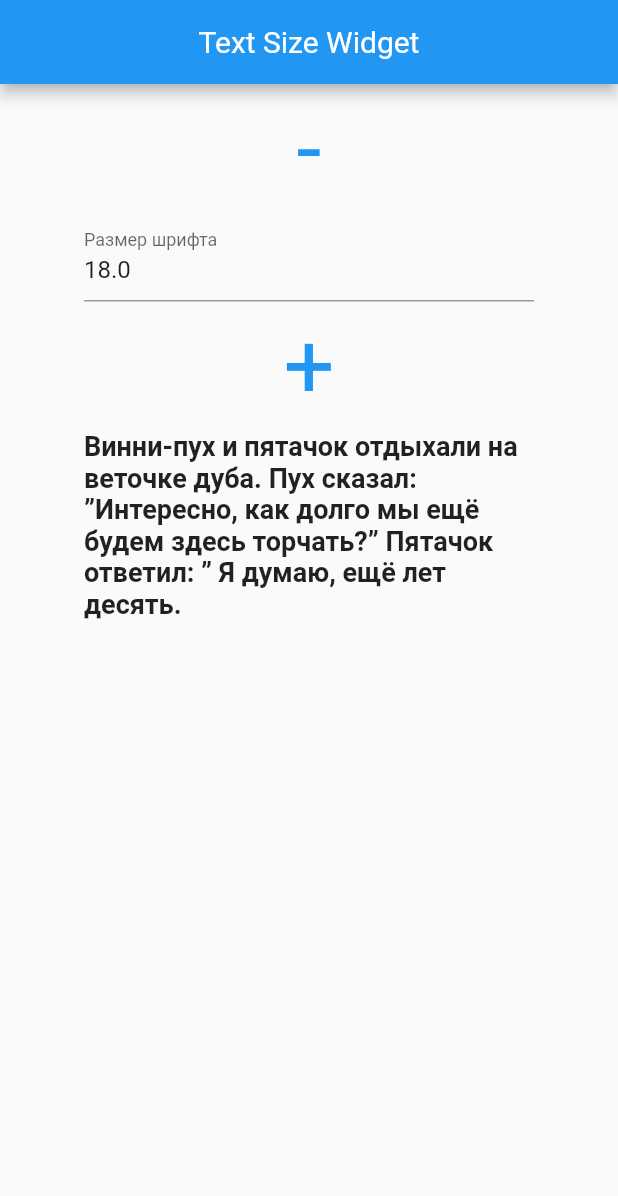
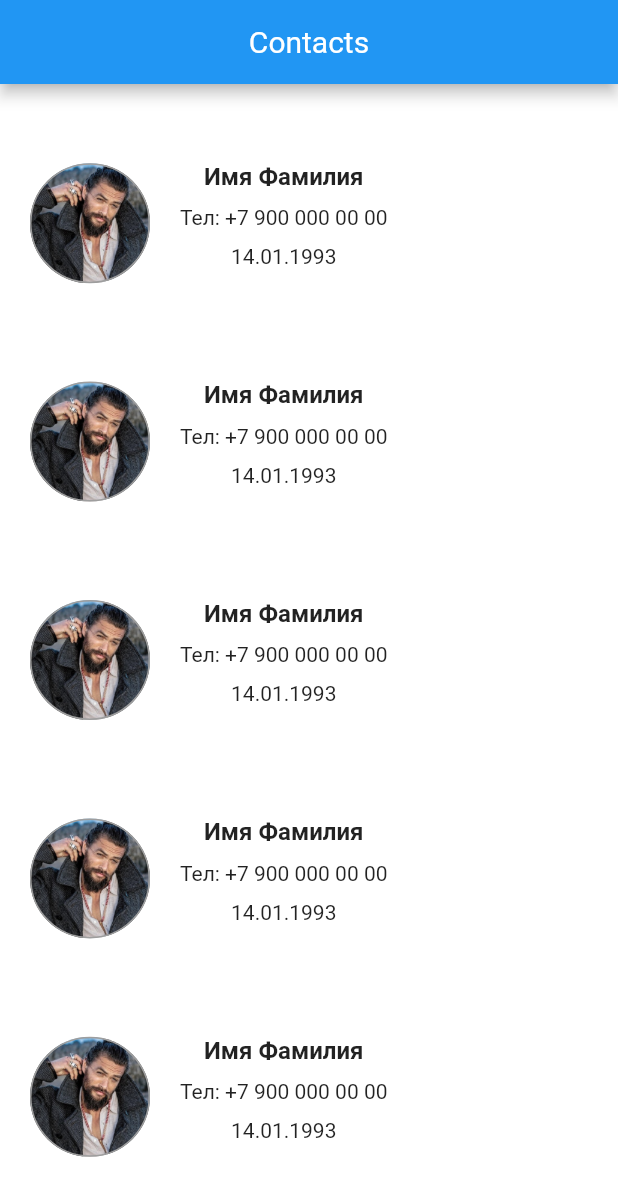
Before and after one commit to jestyal/Dart-Flutter, a Flutter app: the screen it shows after launch, on a phone screen of 412 x 824 dp. Shown: the top 1196 px of the screen. Run offline on Flutter 3.47's test engine with Material 2 defaults, Android fonts, the phone set to English and light mode, and no system bars.

Commit message:
Added lesson 4 (dart)

```diff
--- a/lib/main.dart
+++ b/lib/main.dart
@@ -1,9 +1,11 @@
 import 'package:flutter/cupertino.dart';
 import 'package:flutter/material.dart';
 
+
 import 'package:flutter_app/screens/week2.dart';
 import 'package:flutter_app/screens/week3.dart';
-import 'package:flutter_app/screens/week4_flutter.dart';
+// import 'package:flutter_app/screens/week4_flutter.dart';
+import 'package:flutter_app/screens/week4_dart.dart';
 
 // void main() {
 //   runApp(const MyApp());
@@ -23,7 +25,8 @@ class MyApp extends StatelessWidget {
       ),
       // home: const CongratulationWiget(), //week_2
       // home: const BalloonsWidget(), //week_3
-      home: const TextSizeWidget(), //week_4_flutter
+      // home: const TextSizeWidget(), //week_4_flutter
+      home: const ContactsPage(), //week_4_dart
     );
   }
 }
--- /dev/null
+++ b/lib/screens/week4_dart.dart
@@ -0,0 +1,89 @@
+import 'package:flutter/cupertino.dart';
+import 'package:flutter/material.dart';
+
+class ContactsPage extends StatelessWidget {
+  const ContactsPage({Key? key}) : super(key: key);
+
+  @override
+  Widget build(BuildContext context) {
+    return MaterialApp(
+      home: Scaffold(
+          appBar: AppBar(
+            title: const Text("Contacts"),
+            centerTitle: true,
+          ),
+          body: Container(
+            height: double.infinity,
+            width: double.infinity,
+            color: Colors.white,
+            // alignment: Alignment.center,
+            padding: const EdgeInsets.all(20),
+            child: Row(
+              mainAxisSize: MainAxisSize.max,
+              mainAxisAlignment: MainAxisAlignment.spaceBetween,
+              children: [
+                Column(
+                  mainAxisAlignment: MainAxisAlignment.spaceAround,
+                  children: [
+                    for (int i = 0; i < 5; i++) const ContactItem(),
+                  ],
+                ),
+              ],
+            ),
+          )),
+    );
+  }
+}
+
+class ContactItem extends StatelessWidget {
+  const ContactItem({Key? key}) : super(key: key);
+
+  @override
+  Widget build(BuildContext context) {
+    return Container(
+      child: Row(
+        children: [
+          Container(
+            width: 80,
+            height: 80,
+            margin: const EdgeInsets.only(right: 20),
+            decoration: BoxDecoration(
+              color: Colors.white,
+              border: Border.all(
+                color: Colors.grey,
+                width: 1,
+              ),
+              borderRadius: BorderRadius.circular(50.0),
+              image: const DecorationImage(
+                image: AssetImage('assets/images/avatars/ava1.jpg'),
+                fit: BoxFit.cover,
+              ),
+            ),
+          ),
+          Column(
+            children: const [
+              Padding(
+                padding: EdgeInsets.only(bottom: 10),
+                child: Text(
+                  "Имя Фамилия",
+                  style: TextStyle(
+                    fontSize: 16,
+                    fontWeight: FontWeight.bold,
+                  ),
+                ),
+              ),
+              Padding(
+                padding: EdgeInsets.only(bottom: 10),
+                child: Text("Teл: +7 900 000 00 00"),
+              ),
+              Padding(
+                padding: EdgeInsets.only(bottom: 10),
+                child: Text("14.01.1993"),
+              ),
+            ],
+          ),
+        ],
+      ),
+    );
+  }
+}
--- a/pubspec.yaml
+++ b/pubspec.yaml
@@ -57,7 +57,8 @@ flutter:
   # the material Icons class.
   uses-material-design: true
   assets:
-    - assets/images/donkey.png
+    - assets/images/
+    - assets/images/avatars/
 
   fonts:
     - family: Roboto
```
Also changed, not shown: assets/images/avatars/ava1.jpg (added), assets/images/avatars/ava2.jpg (added), assets/images/avatars/ava3.jpg (added), assets/images/avatars/ava4.jpg (added), assets/images/avatars/ava5.jpg (added).
